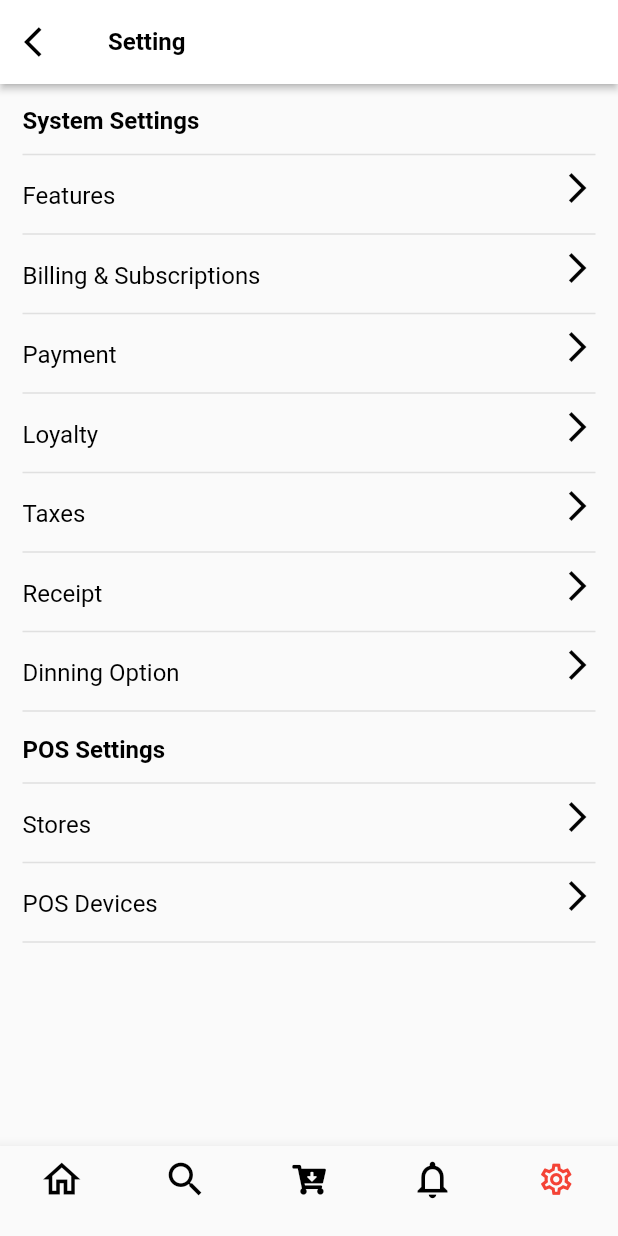
After one commit to SushilKandel-code/KhajaGharOrderScreen, a Flutter app: the screen it shows after launch, item 5 of the bottom bar chosen, on a phone screen of 412 x 824 dp. The commit adds this screen. Run offline on Flutter 3.47's test engine with Material 2 defaults, Android fonts, the phone set to English and light mode, and no system bars; our stand-ins replace country_code_picker, flutter_icons, flutter_svg, font_awesome_flutter, image_picker; project files that could hold a hidden picture were left out.

Commit message:
Add Payment Integration

```diff
--- a/lib/ConstantValues/colors.dart
+++ b/lib/ConstantValues/colors.dart
@@ -8,6 +8,15 @@ const Color emptyCartColor = Color(0xff707070);
 
 const TextStyle mediumTextStyle =
     TextStyle(fontSize: 20.0, fontWeight: FontWeight.w700);
+
+const TextStyle normalTextStyle = TextStyle(
+    fontSize: 18.0, fontWeight: FontWeight.normal, color: Colors.black);
+
+const TextStyle secondMediumTextStyle =
+    TextStyle(fontSize: 16.0, fontWeight: FontWeight.w700, color: Colors.black);
+
+const TextStyle normalMediumTextStyle = TextStyle(
+    fontSize: 16.0, fontWeight: FontWeight.normal, color: Colors.black);
 
 const TextStyle bigTextStyle =
     TextStyle(fontSize: 28.0, fontWeight: FontWeight.w700);
@@ -20,6 +29,10 @@ const TextStyle subEmptyCartTextStyle = TextStyle(
 
 const TextStyle subTextStyle = TextStyle(
     fontSize: 14.0, fontWeight: FontWeight.normal, color: subTextColor);
+
+const TextStyle elevationButtonTextStyle = TextStyle(
+    fontSize: 14.0, fontWeight: FontWeight.normal, color: Colors.black);
+
 
 const TextStyle hintTextStyle = TextStyle(
     fontSize: 16.0, fontWeight: FontWeight.normal, color: subTextColor);
--- a/lib/Home/home.dart
+++ b/lib/Home/home.dart
@@ -2,9 +2,9 @@ import 'package:flutter/material.dart';
 import 'package:font_awesome_flutter/font_awesome_flutter.dart';
 import 'package:orderscreen/Cart/cart.dart';
 import 'package:orderscreen/Notification/notification.dart';
-import 'package:orderscreen/Profile/profile.dart';
 import 'package:orderscreen/Search/search.dart';
 import 'package:orderscreen/Home/homeContent.dart';
+import 'package:orderscreen/Setting/setting.dart';
 
 class HomeScreen extends StatefulWidget {
   @override
@@ -20,7 +20,7 @@ class _HomeScreenState extends State<HomeScreen> {
     SearchScreen(),
     CartScreen(),
     NotificationScreen(),
-    ProfileScreen(),
+    SettingScreen(),
   ];
 
   final List _buttonNavigationBarItem = <BottomNavigationBarItem>[
@@ -53,9 +53,9 @@ class _HomeScreenState extends State<HomeScreen> {
       label: '',
     ),
     BottomNavigationBarItem(
-      icon: FaIcon(
-        FontAwesomeIcons.user,
-        size: 20.0,
+      icon: Icon(
+        Icons.settings_outlined,
+        size: 25.0,
       ),
       label: '',
     )
--- /dev/null
+++ b/lib/Setting/setting.dart
@@ -0,0 +1,109 @@
+import 'package:flutter/material.dart';
+import 'package:orderscreen/ConstantValues/colors.dart';
+
+class SettingScreen extends StatefulWidget {
+  @override
+  _SettingScreenState createState() => _SettingScreenState();
+}
+
+class _SettingScreenState extends State<SettingScreen> {
+  @override
+  Widget build(BuildContext context) {
+    return SafeArea(
+      child: Scaffold(
+          appBar: AppBar(
+            leading: Icon(
+              Icons.arrow_back_ios,
+              color: Colors.black,
+            ),
+            elevation: 2.0,
+            title: Text(
+              'Setting',
+              style: secondMediumTextStyle,
+            ),
+            backgroundColor: Colors.white,
+          ),
+          body: ListView(children: [
+            Container(
+              margin: EdgeInsets.all(15.0),
+              child: Column(
+                crossAxisAlignment: CrossAxisAlignment.start,
+                children: [
+                  Text(
+                    'System Settings',
+                    style: secondMediumTextStyle,
+                  ),
+                  Padding(
+                    padding: const EdgeInsets.only(top: 5.0),
+                    child: Divider(
+                      color: Color(0xffE0E0E0),
+                      thickness: 1.0,
+                    ),
+                  ),
+                  _settingContent(name: 'Features'),
+                  _settingContent(name: 'Billing & Subscriptions'),
+                  GestureDetector(
+                    child: _settingContent(
+                      name: 'Payment',
+                    ),
+                    onTap: () {
+                      Navigator.pushNamed(context, '/payment');
+                    },
+                  ),
+                  _settingContent(name: 'Loyalty'),
+                  _settingContent(name: 'Taxes'),
+                  _settingContent(name: 'Receipt'),
+                  _settingContent(name: 'Dinning Option'),
+                  Padding(
+                    padding: const EdgeInsets.only(top: 8.0),
+                    child: Text(
+                      'POS Settings',
+                      style: secondMediumTextStyle,
+                    ),
+                  ),
+                  Padding(
+                    padding: const EdgeInsets.only(top: 5.0),
+                    child: Divider(
+                      color: Color(0xffE0E0E0),
+                      thickness: 1.0,
+                    ),
+                  ),
+                  _settingContent(name: 'Stores'),
+                  _settingContent(name: "POS Devices")
+                ],
+              ),
+            ),
+          ])),
+    );
+  }
+
+  Widget _settingContent({@required String name}) {
+    return Column(
+      children: [
+        Row(
+          children: [
+            Padding(
+              padding: const EdgeInsets.only(top: 10.0),
+              child: Text(
+                name,
+                style: normalMediumTextStyle,
+              ),
+            ),
+            Spacer(),
+            Icon(
+              Icons.arrow_forward_ios,
+              color: Colors.black,
+            ),
+          ],
+        ),
+        Padding(
+          padding: const EdgeInsets.only(top: 8.0),
+          child: Divider(
+            color: Color(0xffE0E0E0),
+            thickness: 1.0,
+          ),
+        ),
+      ],
+    );
+  }
+}
--- a/pubspec.yaml
+++ b/pubspec.yaml
@@ -33,6 +33,8 @@ dependencies:
   font_awesome_flutter: ^8.8.1
   country_code_picker: ^2.0.1
   flutter_icons: ^1.1.0
+  image_picker: ^0.8.0+3
+  provider: ^5.0.0
 
 dev_dependencies:
   flutter_test:
@@ -59,6 +61,7 @@ flutter:
     - image/momo.jpg
     - image/emptyCart.svg
     - image/notification.svg
+    - image/noimage.jpg
 
 
 
```
Also changed, not shown: lib/Payment/payment.dart (added, +364 -0 lines), lib/Profile/profile.dart (deleted, +0 -21 lines), lib/Provider/paymentProvider.dart (added, +17 -0 lines), lib/main.dart (+12 -1 lines), lib/model/paymentModel.dart (added, +9 -0 lines), image/noimage.jpg (added), pubspec.lock.
